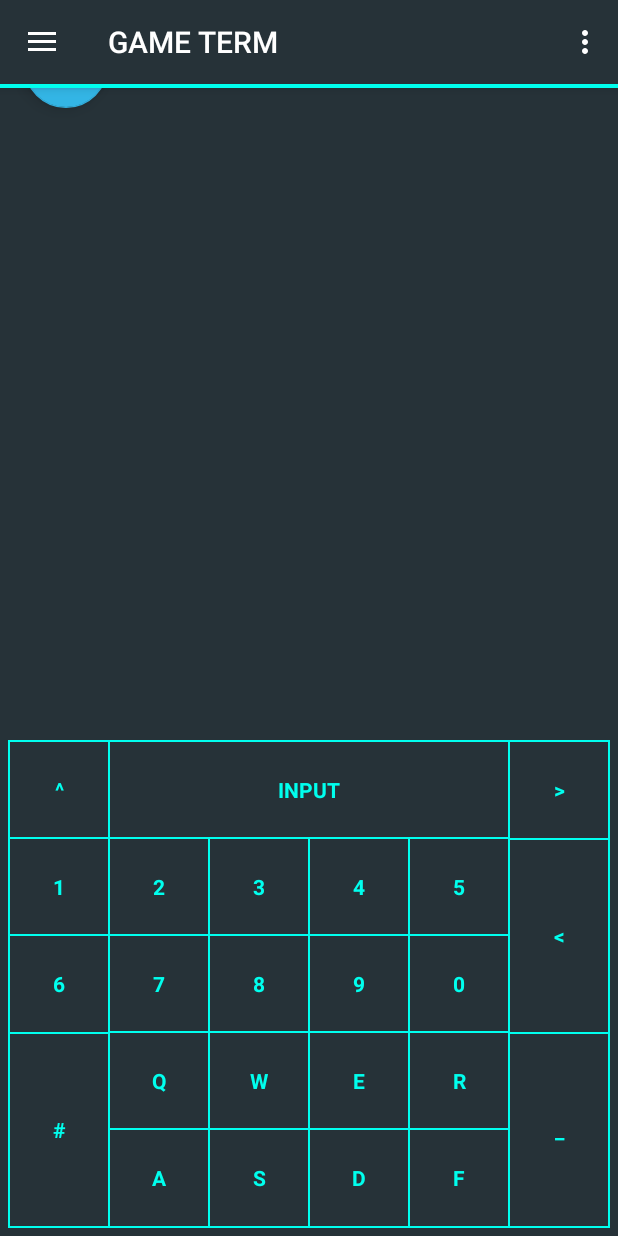
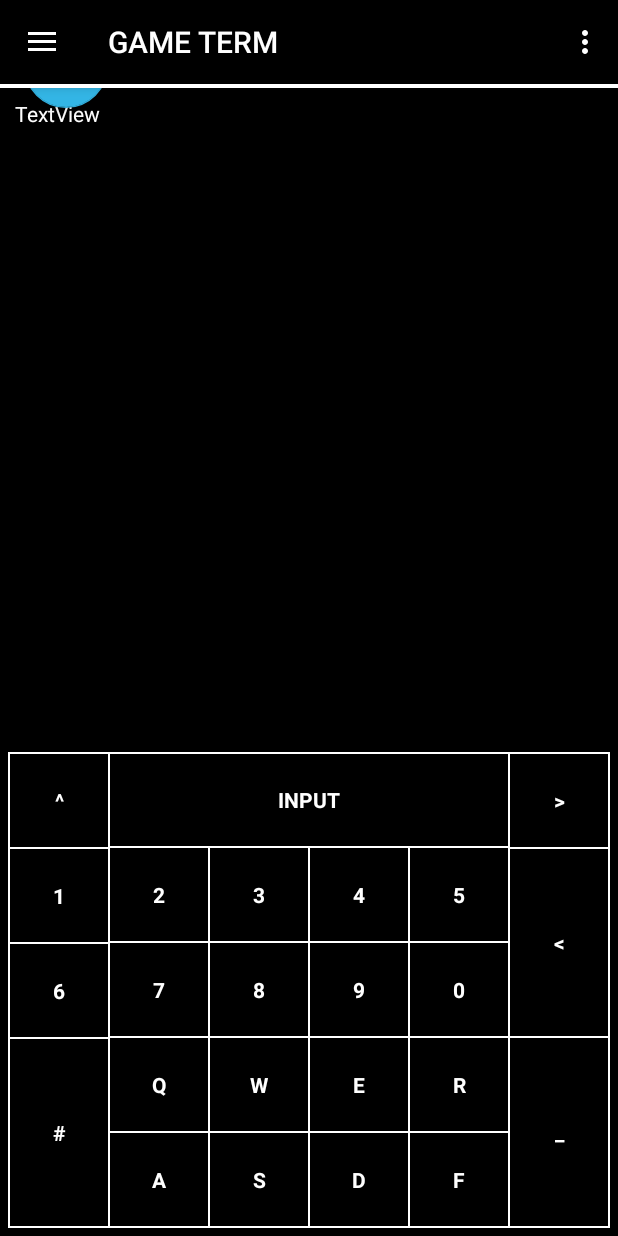
Before and after one commit to 8hantanu/GameTerm, an Android app: the screen it shows after launch (MainActivity), on a phone screen of 412 x 824 dp. Run offline under Robolectric (Android 15) with nearby library versions, the phone set to English and light mode, and no system bars.

```diff
--- a/app/src/main/res/layout/content_main.xml
+++ b/app/src/main/res/layout/content_main.xml
@@ -16,12 +16,16 @@
         android:layout_height="match_parent">
 
         <TextView
-            android:text="TextView"
+            android:id="@+id/display"
             android:layout_width="match_parent"
             android:layout_height="0dp"
-            android:id="@+id/display"
+            android:layout_margin="10dp"
+            android:layout_marginTop="?attr/actionBarSize"
             android:layout_weight="6"
-            android:elevation="1dp" />
+            android:elevation="1dp"
+            android:paddingTop="?attr/actionBarSize"
+            android:text="TextView"
+            android:textColor="@android:color/white" />
 
         <LinearLayout
             android:orientation="horizontal"
--- a/app/src/main/res/values/colors.xml
+++ b/app/src/main/res/values/colors.xml
@@ -1,7 +1,7 @@
 <?xml version="1.0" encoding="utf-8"?>
 <resources>
-    <color name="colorPrimary">#263238</color>
-    <color name="colorPrimaryDark">#263238</color>
-    <color name="colorAccent">#00ffee</color>
+    <color name="colorPrimary">#000000</color>
+    <color name="colorPrimaryDark">#000000</color>
+    <color name="colorAccent">#FFFFFF</color>
     <color name="colorButtons">#455a64</color>
 </resources>
```
Also changed, not shown: app/src/main/ic_launcher-web.png (added), app/src/main/res/mipmap-hdpi/ic_launcher.png, app/src/main/res/mipmap-mdpi/ic_launcher.png, app/src/main/res/mipmap-xhdpi/ic_launcher.png, app/src/main/res/mipmap-xxhdpi/ic_launcher.png, app/src/main/res/mipmap-xxxhdpi/ic_launcher.png.
